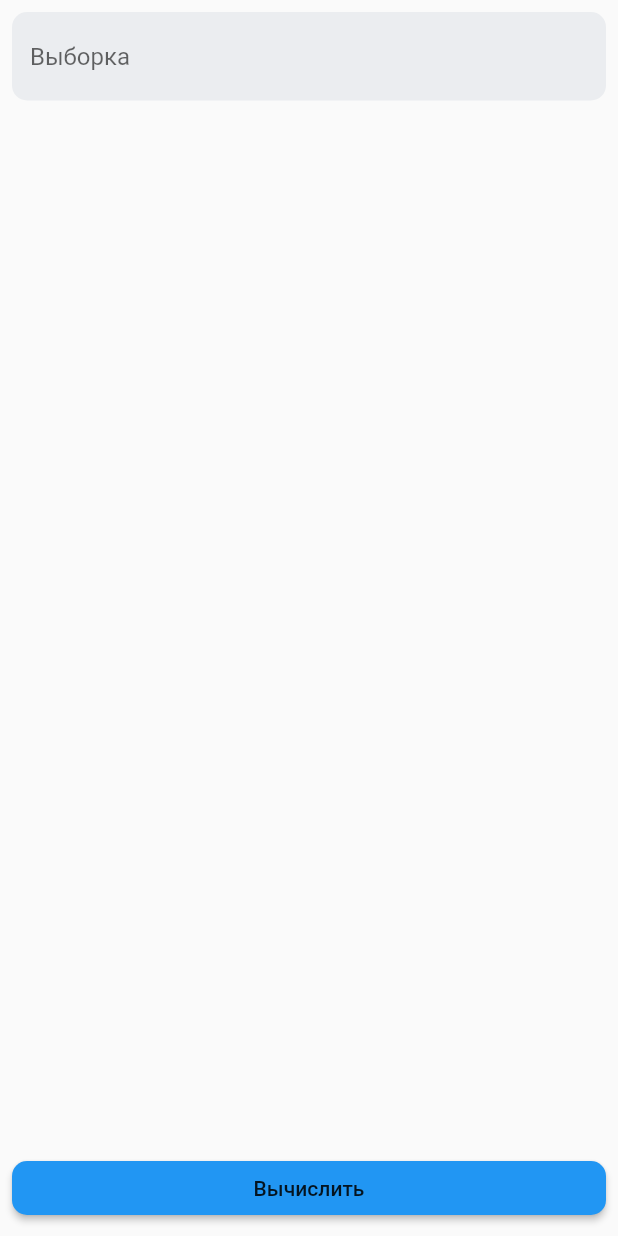
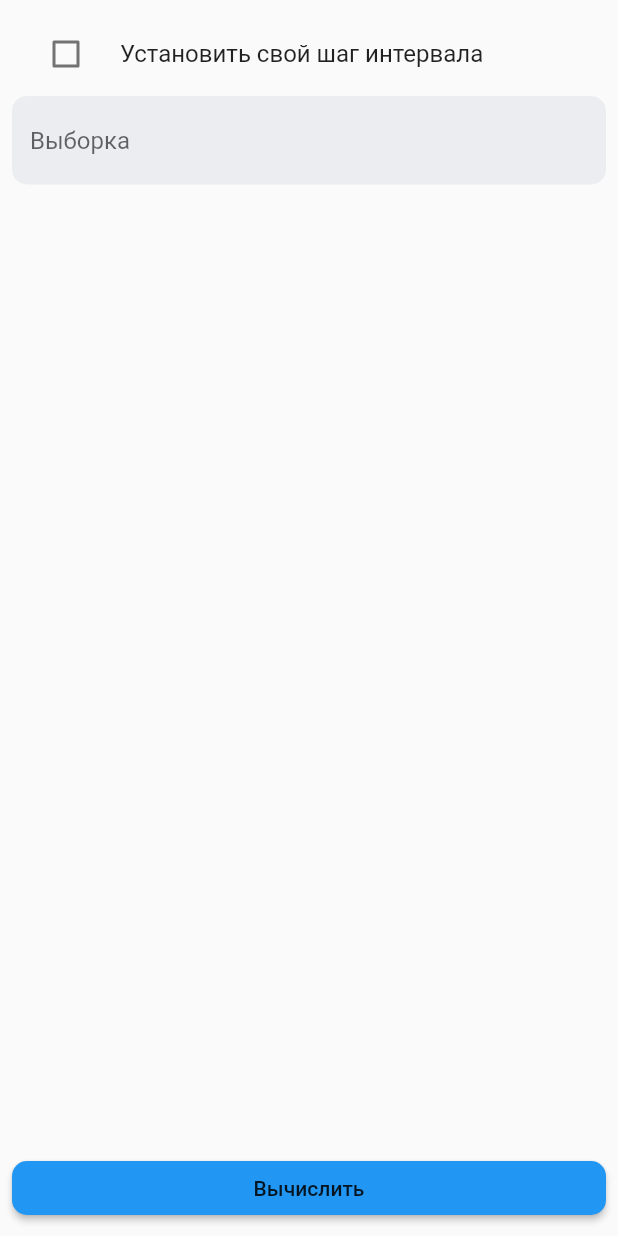
Before and after one commit to ShiryaevNikolay/math_statistics, a Flutter app: the screen it shows after launch, on a phone screen of 412 x 824 dp. Run offline on Flutter 3.47's test engine with Material 2 defaults, Android fonts, the phone set to English and light mode, and no system bars.

Commit message:
Добавляет навигацию

```diff
--- a/lib/main.dart
+++ b/lib/main.dart
@@ -1,11 +1,11 @@
 import 'package:flutter/material.dart';
-import 'package:math_statistics/pages/home_page.dart';
+import 'package:math_statistics/navigation/route_manager.dart';
 
 void main() => runApp(MaterialApp(
-    title: 'Математическая статистика',
+    initialRoute: '/',
+    onGenerateRoute: RouteManager.generateRoute,
     theme: ThemeData(
       primarySwatch: Colors.blue,
     ),
-    home: HomePage(),
   )
 );
--- a/lib/screens/descriptive_statistics_screen.dart
+++ b/lib/screens/descriptive_statistics_screen.dart
@@ -5,7 +5,14 @@ import 'package:math_statistics/widgets/input_field.dart';
 class DescriptiveStatisticsScreen extends StatelessWidget {
   @override
   Widget build(BuildContext context) => Column(
+    crossAxisAlignment: CrossAxisAlignment.stretch,
     children: [
+      CheckboxListTile(
+        title: Text("Установить свой шаг интервала"),
+        controlAffinity: ListTileControlAffinity.leading,
+        value: false,
+        onChanged: (value) {}
+      ),
       Expanded(
         child: SingleChildScrollView(
           child: InputField(
```
Also changed, not shown: lib/navigation/route_manager.dart (added, +34 -0 lines).
